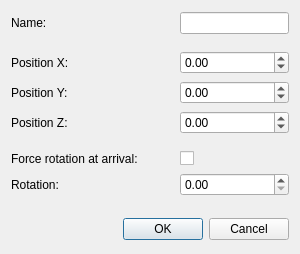
This is Editor/addspawning.ui in LBALab/lbanet as Qt 5 draws it before an edit. The edited form follows.
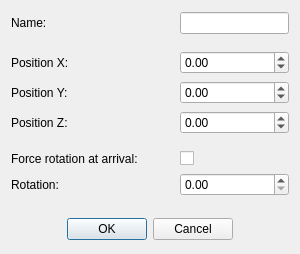
This is the edited form.

What changed in the file:
```diff
--- a/Editor/addspawning.ui
+++ b/Editor/addspawning.ui
@@ -114,6 +114,9 @@
      <property name="standardButtons">
       <set>QDialogButtonBox::Cancel|QDialogButtonBox::Ok</set>
      </property>
+     <property name="centerButtons">
+      <bool>true</bool>
+     </property>
     </widget>
    </item>
    <item row="2" column="1">
```
Left out of the diff: 16 changed lines with no effect on the pictures.
